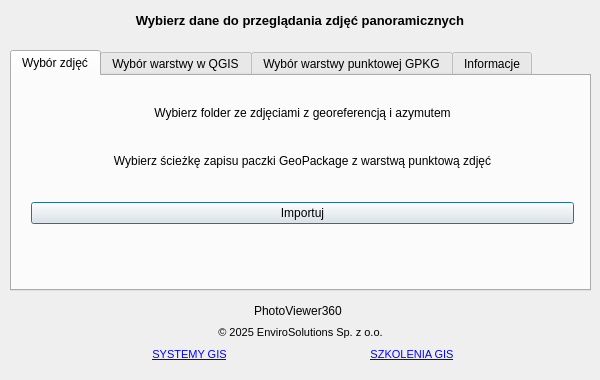
Qt form gui/first_window_geo360_base.ui (envirosolutionspl/PhotoViewer360) before a commit.
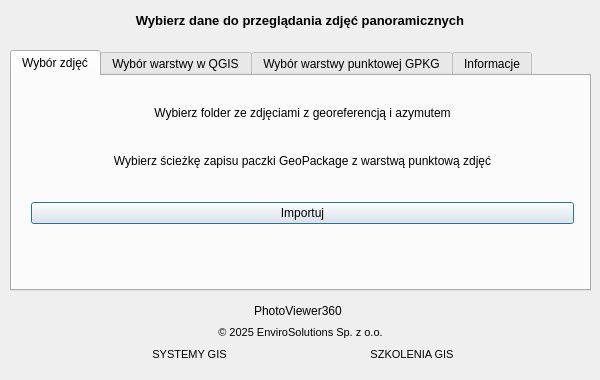
The same form after that commit. Icons and pictures are not drawn. Custom widgets are drawn as their Qt base class.

Commit message: Dodanie linków UTM

What changed in the file:
```diff
--- a/gui/first_window_geo360_base.ui
+++ b/gui/first_window_geo360_base.ui
@@ -741,7 +741,7 @@
          </font>
         </property>
         <property name="text">
-         <string>&lt;html&gt;&lt;head/&gt;&lt;body&gt;&lt;p&gt;&lt;a href=&quot;https://envirosolutions.pl/systemy-opensource-gis/&quot;&gt;&lt;span style=&quot; text-decoration: underline; color:#0000ff;&quot;&gt;SYSTEMY GIS&lt;/span&gt;&lt;/a&gt;&lt;/p&gt;&lt;/body&gt;&lt;/html&gt;</string>
+         <string>&lt;html&gt;&lt;head/&gt;&lt;body&gt;&lt;p&gt;&lt;a href=&quot;https://envirosolutions.pl/systemy-opensource-gis/?utm_source=stopka&amp;utm_medium=wtyczka&amp;utm_campaign=organic&amp;utm_term=photoviewer360&quot;&gt;&lt;span style=&quot; text-decoration: underline; color:#0000ff;&quot;&gt;SYSTEMY GIS&lt;/span&gt;&lt;/a&gt;&lt;/p&gt;&lt;/body&gt;&lt;/html&gt;</string>
         </property>
         <property name="textFormat">
          <enum>Qt::MarkdownText</enum>
@@ -789,7 +789,7 @@
          </font>
         </property>
         <property name="text">
-         <string>&lt;html&gt;&lt;head/&gt;&lt;body&gt;&lt;p&gt;&lt;a href=&quot;https://envirosolutions.pl/oferta-szkoleniowa/&quot;&gt;&lt;span style=&quot; text-decoration: underline; color:#0000ff;&quot;&gt;SZKOLENIA GIS&lt;/span&gt;&lt;/a&gt;&lt;/p&gt;&lt;/body&gt;&lt;/html&gt;</string>
+         <string>&lt;html&gt;&lt;head/&gt;&lt;body&gt;&lt;p&gt;&lt;a href=&quot;https://envirosolutions.pl/oferta-szkoleniowa/?utm_source=stopka&amp;utm_medium=wtyczka&amp;utm_campaign=organic&amp;utm_term=photoviewer360&quot;&gt;&lt;span style=&quot; text-decoration: underline; color:#0000ff;&quot;&gt;SZKOLENIA GIS&lt;/span&gt;&lt;/a&gt;&lt;/p&gt;&lt;/body&gt;&lt;/html&gt;</string>
         </property>
         <property name="textFormat">
          <enum>Qt::MarkdownText</enum>
```
